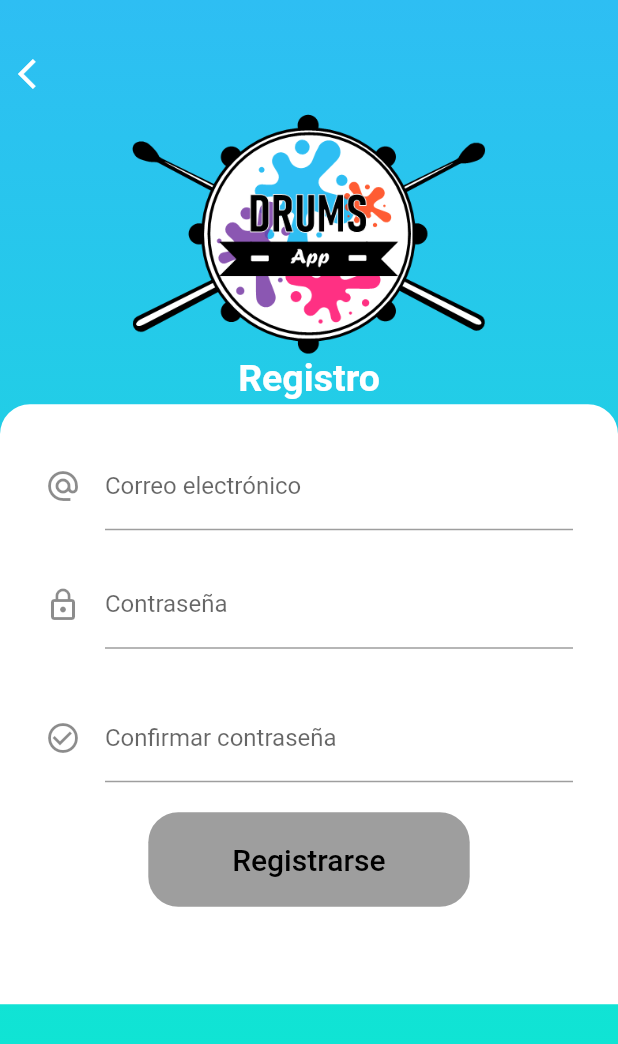
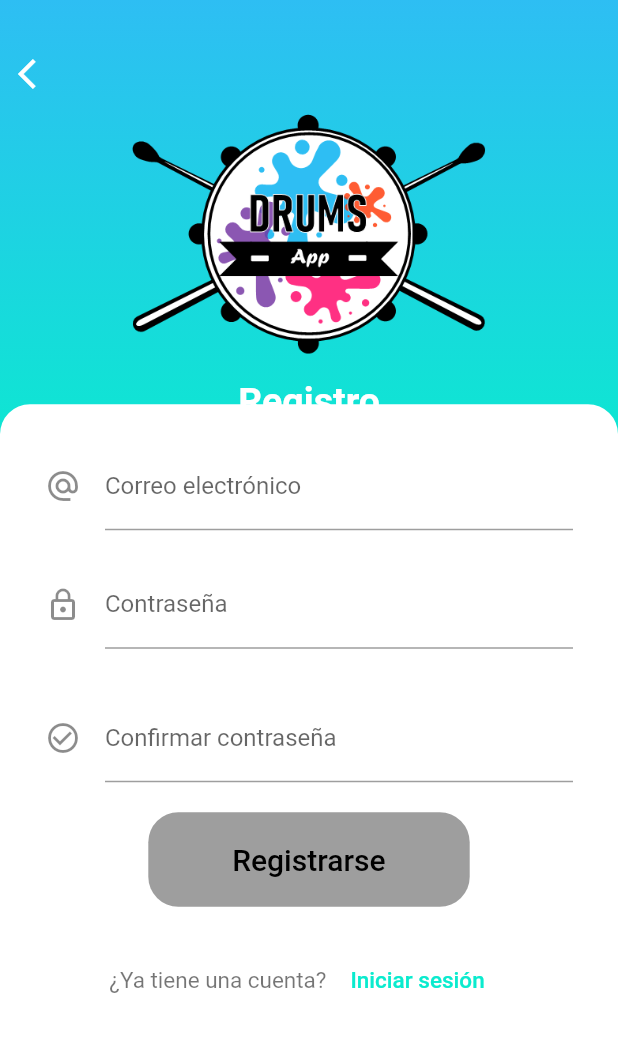
Before and after one commit to stefany-cm/DrumsApp2, a Flutter app: the SignUpPage screen opened by its route, on a phone screen of 412 x 824 dp. Shown: the top 1044 px of the screen. Run offline on Flutter 3.47's test engine with Material 2 defaults, Android fonts, the phone set to English and light mode, and no system bars; our stand-ins replace date_field, rxdart.

```diff
--- a/lib/src/pages/principal/homeNavigation_principal.dart
+++ b/lib/src/pages/principal/homeNavigation_principal.dart
@@ -15,7 +15,7 @@ class _HomeNavigationPrincipalState extends State<HomeNavigationPrincipal> {
   int _currentIndex = 0;
 
   final List<Widget> _children = [
-    ModulesPage(),
+    ModulesPrincipal(),
     Center(child: Text('Grupos')),
     Center(child: Text('Logros')),
     Center(child: Text('Ajustes')),
--- a/lib/src/pages/principal/modules_principal.dart
+++ b/lib/src/pages/principal/modules_principal.dart
@@ -2,10 +2,10 @@ import 'package:flutter/material.dart';
 
 import '../../utils/textStyle_utils.dart';
 
-class ModulesPage extends StatelessWidget {
-  const ModulesPage({Key key}) : super(key: key);
+class ModulesPrincipal extends StatelessWidget {
+  const ModulesPrincipal({Key key}) : super(key: key);
 
-  final title = 'Módulo';
+  get title => 'Módulo';
 
   @override
   Widget build(BuildContext context) {
--- a/lib/src/pages/signUp_page.dart
+++ b/lib/src/pages/signUp_page.dart
@@ -1,4 +1,8 @@
 import 'package:drumsapp2/src/bloc/provider.dart';
+import 'package:drumsapp2/src/pages/login_page.dart';
+import 'package:drumsapp2/src/utils/colors_utils.dart';
+import 'package:drumsapp2/src/utils/textStyle_utils.dart';
+import 'package:drumsapp2/src/widgets/buttons.dart';
 import 'package:drumsapp2/src/widgets/customAppBar.dart';
 
 // import 'package:drumsapp2/src/widgets/inputs.dart';
@@ -51,10 +55,23 @@ class SignUpPage extends StatelessWidget {
             passwordConfimationInput(bloc),
             SizedBox(height: 20.0),
             authCustomRaisedButton(bloc, 'Registrarse'),
-            SizedBox(height: 45.0),
+            SizedBox(height: 20.0),
+            _accountCreated(context),
           ],
         ),
       ),
     ]));
   }
+  Widget _accountCreated(BuildContext context) {
+    return Row(
+      mainAxisAlignment: MainAxisAlignment.center,
+      children: <Widget>[
+        Text(
+          '¿Ya tiene una cuenta?',
+          style: textStyleShortBlack,
+        ),
+        textButton('Iniciar sesión', blue2Color, context, LoginPage()),
+      ],
+    );
+  }
 }
--- a/lib/src/widgets/customAppBar.dart
+++ b/lib/src/widgets/customAppBar.dart
@@ -8,22 +8,19 @@ import 'logo.dart';
 Widget customAppBar(String text, BuildContext context) {
   return Column(
     children: <Widget>[
-      Expanded(
-          flex: 10,
-          child: Container(
-              height: MediaQuery.of(context).size.height * 0.3,
+      Container(
+              height: MediaQuery.of(context).size.height * 0.4,
               decoration: BoxDecoration(gradient: blueLinearGColor),
               child: Column(
                 children: <Widget>[
-                  // SizedBox(height: 15.0),
                   backIconButton(context),
                   logoSize(context, 1, 0.2),
-                  // SizedBox(height: 15.0),
+                  SizedBox(height: 15.0),
                   Text(text,
                       style: textStyleSemiBold, textAlign: TextAlign.center),
                   SizedBox(height: 15.0)
                 ],
-              )))
+              ))
     ],
   );
 }
```
Also changed, not shown: lib/src/pages/login_page.dart (+1 -8 lines), lib/src/pages/principal/group_principal.dart (added, +12 -0 lines).
